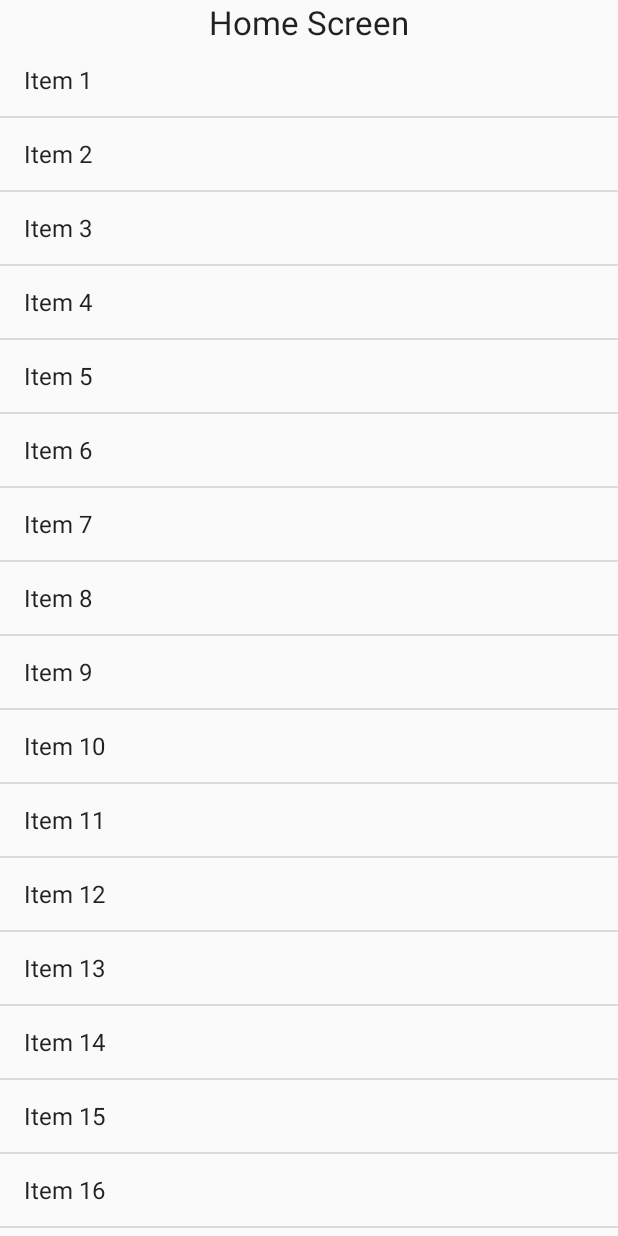
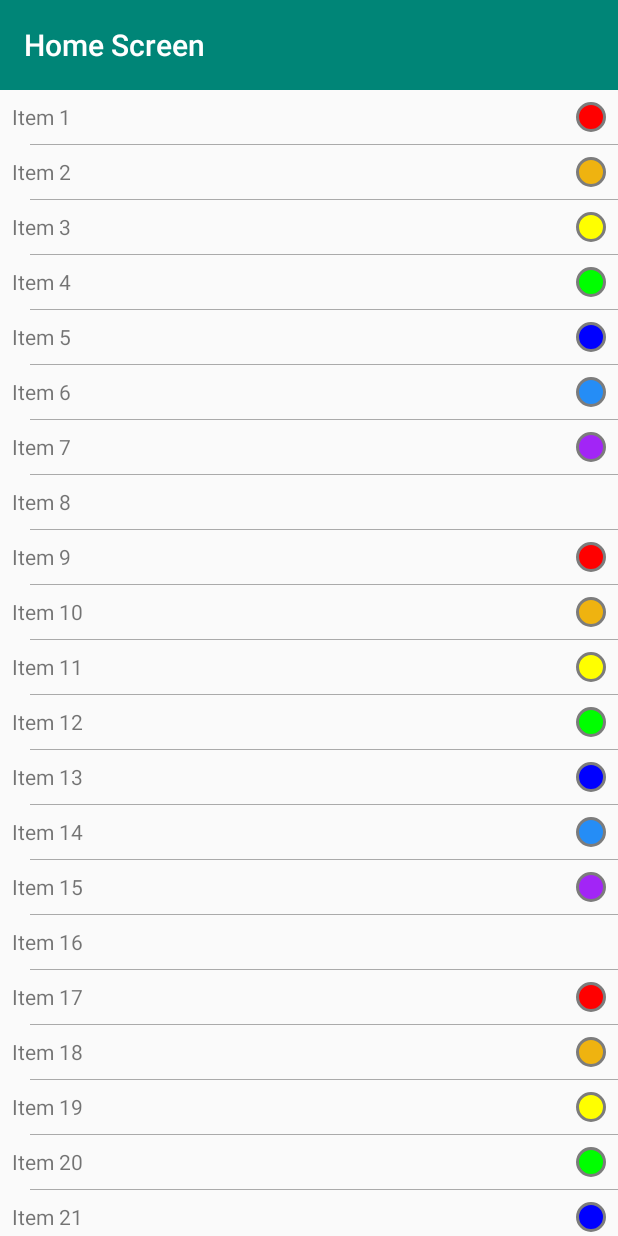
Before and after one commit to gnusinay/App1, an Android app: the screen it shows after launch (HomeActivity), on a phone screen of 412 x 824 dp. Run offline under Robolectric (Android 15) with nearby library versions, the phone set to English and light mode, and no system bars.

Commit message:
Added the adapter for listView on HomeScreen Added the alert dialogs for click and long click by items of listView

```diff
--- a/app/src/main/AndroidManifest.xml
+++ b/app/src/main/AndroidManifest.xml
@@ -7,7 +7,7 @@
         android:icon="@mipmap/ic_launcher"
         android:label="@string/app_name"
         android:supportsRtl="true"
-        android:theme="@style/AppTheme">
+        android:theme="@style/Theme.AppCompat.Light.NoActionBar">
         <activity android:name=".SplashActivity">
             <intent-filter>
                 <action android:name="android.intent.action.MAIN" />
--- a/app/src/main/java/com/mercury/gnusin/app1/HomeActivity.java
+++ b/app/src/main/java/com/mercury/gnusin/app1/HomeActivity.java
@@ -1,26 +1,96 @@
 package com.mercury.gnusin.app1;
 
-import android.app.Activity;
+import android.content.DialogInterface;
 import android.os.Bundle;
-import android.widget.ArrayAdapter;
+import android.support.v7.app.AlertDialog;
+import android.support.v7.app.AppCompatActivity;
+import android.support.v7.widget.Toolbar;
+import android.view.View;
+import android.widget.AdapterView;
+import android.widget.ListAdapter;
 import android.widget.ListView;
 
 import java.util.ArrayList;
 
-public class HomeActivity extends Activity {
+public class HomeActivity extends AppCompatActivity {
+
+    private ArrayList<String> items;
 
     @Override
     protected void onCreate(Bundle savedInstanceState) {
         super.onCreate(savedInstanceState);
-        setContentView(R.layout.activity_home);
+        setContentView(R.layout.a_home);
 
-        ArrayList<String> items = new ArrayList<>(20);
-        for (int i = 1; i <= 20; i++) {
-            items.add("Item " + i);
+        Toolbar toolbar = (Toolbar) findViewById(R.id.toolbar);
+        setSupportActionBar(toolbar);
+
+        if (savedInstanceState == null) {
+            items = new ArrayList<>(20);
+            for (int i = 0; i < 60;) {
+                items.add("Item " + ++i);
+            }
+        } else {
+            items = savedInstanceState.getStringArrayList("items");
         }
 
-        ArrayAdapter<String> adapter = new ArrayAdapter<>(this, android.R.layout.simple_list_item_1, items);
+
+
+        final ListAdapter adapter = new RainbowAdapter(this, items);
         ListView listView = (ListView) findViewById(R.id.listView);
         listView.setAdapter(adapter);
+
+        listView.setOnItemClickListener(new AdapterView.OnItemClickListener() {
+            @Override
+            public void onItemClick(AdapterView<?> adapterView, View view, int i, long l) {
+                AlertDialog.Builder builder = new AlertDialog.Builder(view.getContext());
+                String itemName = (String) adapterView.getAdapter().getItem(i);
+                builder.setMessage(String.format("You selected %s", itemName));
+
+                builder.setPositiveButton("Ok", new DialogInterface.OnClickListener() {
+                    @Override
+                    public void onClick(DialogInterface dialogInterface, int i) {
+                        dialogInterface.cancel();
+                    }
+                });
+                builder.create().show();
+            }
+        });
+
+        listView.setOnItemLongClickListener(new AdapterView.OnItemLongClickListener() {
+            @Override
+            public boolean onItemLongClick(AdapterView<?> adapterView, View view, int i, long l) {
+                final RainbowAdapter listAdapter = (RainbowAdapter) adapterView.getAdapter();
+                final int indexSelectedItems = i;
+                String itemName = (String) listAdapter.getItem(indexSelectedItems);
+                AlertDialog.Builder builder = new AlertDialog.Builder(view.getContext());
+                builder.setMessage(String.format("Do you want to delete %s", itemName));
+
+                builder.setPositiveButton("Ok", new DialogInterface.OnClickListener() {
+                    @Override
+                    public void onClick(DialogInterface dialogInterface, int i) {
+                        listAdapter.removeItem(indexSelectedItems);
+                        listAdapter.notifyDataSetChanged();
+                        dialogInterface.cancel();
+                    }
+                });
+
+                builder.setNegativeButton("No", new DialogInterface.OnClickListener() {
+                    @Override
+                    public void onClick(DialogInterface dialogInterface, int i) {
+                        dialogInterface.cancel();
+                    }
+                });
+                builder.create().show();
+                return true;
+            }
+        });
+
     }
+
+    @Override
+    protected void onSaveInstanceState(Bundle outState) {
+        outState.putStringArrayList("items", items);
+        super.onSaveInstanceState(outState);
+    }
+
 }
--- /dev/null
+++ b/app/src/main/java/com/mercury/gnusin/app1/RainbowAdapter.java
@@ -0,0 +1,73 @@
+package com.mercury.gnusin.app1;
+
+import android.content.Context;
+import android.graphics.Color;
+import android.graphics.drawable.GradientDrawable;
+import android.view.LayoutInflater;
+import android.view.View;
+import android.view.ViewGroup;
+import android.widget.ArrayAdapter;
+import android.widget.BaseAdapter;
+import android.widget.TextView;
+
+import java.lang.ref.WeakReference;
+import java.util.ArrayList;
+
+/**
+ * Created by gnusin on 24.08.2016.
+ */
+public class RainbowAdapter extends BaseAdapter {
+
+    private int[] colors = {Color.RED, Color.rgb(239, 179, 16), Color.YELLOW, Color.GREEN, Color.BLUE, Color.rgb(37, 141, 246), Color.rgb(162, 37, 246) };
+
+    private ArrayList<String> items;
+    private LayoutInflater inflater;
+
+    public RainbowAdapter(Context context, ArrayList<String> items) {
+        super();
+        this.items = items;
+        this.inflater = LayoutInflater.from(context);
+    }
+
+    @Override
+    public int getCount() {
+        return items.size();
+    }
+
+    @Override
+    public Object getItem(int i) {
+        return items.get(i);
+    }
+
+    @Override
+    public long getItemId(int i) {
+        return i;
+    }
+
+    public void removeItem(int i) {
+        items.remove(i);
+    }
+
+    @Override
+    public View getView(int i, View convertView, ViewGroup parent) {
+        View view = convertView;
+        if (view == null) {
+            view = inflater.inflate(R.layout.v_list_item_rainbow, parent, false);
+        }
+
+        TextView textColorItem = (TextView) view.findViewById(R.id.textColorItem);
+        textColorItem.setText((String) getItem(i));
+
+        int indexColor = ++i % 8;
+        if (indexColor != 0) {
+            View iconColorItem = view.findViewById(R.id.iconColorItem);
+            iconColorItem.setVisibility(View.VISIBLE);
+            ((GradientDrawable) iconColorItem.getBackground()).setColor(colors[indexColor - 1]);
+        } else {
+            View iconColorItem = view.findViewById(R.id.iconColorItem);
+            iconColorItem.setVisibility(View.INVISIBLE);
+        }
+
+        return view;
+    }
+}
--- a/app/src/main/java/com/mercury/gnusin/app1/SplashActivity.java
+++ b/app/src/main/java/com/mercury/gnusin/app1/SplashActivity.java
@@ -4,7 +4,6 @@ import android.app.Activity;
 import android.content.Intent;
 import android.os.Handler;
 import android.os.Bundle;
-import android.util.Log;
 
 public class SplashActivity extends Activity {
     private boolean isRunHomeScreen = false;
@@ -12,13 +11,13 @@ public class SplashActivity extends Activity {
     @Override
     protected void onCreate(Bundle savedInstanceState) {
         super.onCreate(savedInstanceState);
-        setContentView(R.layout.activity_splash);
+        setContentView(R.layout.a_splash);
         if (savedInstanceState != null) {
             isRunHomeScreen = savedInstanceState.getBoolean("isRunHomeScreen", false);
         }
 
         //getSupportActionBar().hide();
-        Log.d(getClass().getSimpleName(), String.valueOf(isRunHomeScreen));
+
         if (!isRunHomeScreen) {
             isRunHomeScreen = true;
             new Handler().postDelayed(new Runnable() {
@@ -37,6 +36,5 @@ public class SplashActivity extends Activity {
     protected void onSaveInstanceState(Bundle outState) {
         outState.putBoolean("isRunHomeScreen", isRunHomeScreen);
         super.onSaveInstanceState(outState);
-        Log.d("onSaveInstanceState", String.valueOf(isRunHomeScreen));
     }
 }
--- /dev/null
+++ b/app/src/main/res/drawable/rainbow_view_circle.xml
@@ -0,0 +1,11 @@
+<?xml version="1.0" encoding="utf-8"?>
+<shape xmlns:android="http://schemas.android.com/apk/res/android"
+    android:shape="oval">
+    <stroke
+        android:width="2dp"
+        android:color="#7c7c7c">
+    </stroke>
+    <solid
+        android:color="#ffffff">
+    </solid>
+</shape>
--- /dev/null
+++ b/app/src/main/res/drawable/rainbow_view_divider.xml
@@ -0,0 +1,9 @@
+<?xml version="1.0" encoding="utf-8"?>
+<inset xmlns:android="http://schemas.android.com/apk/res/android"
+    android:insetLeft="20dp">
+    <shape>
+        <solid
+            android:color="@android:color/darker_gray">
+        </solid>
+    </shape>
+</inset>
--- /dev/null
+++ b/app/src/main/res/drawable/rainbow_view_selector.xml
@@ -0,0 +1,7 @@
+<?xml version="1.0" encoding="utf-8"?>
+<selector xmlns:android="http://schemas.android.com/apk/res/android">
+      <item
+        android:drawable="@android:color/holo_green_light"
+        android:state_pressed="true">
+    </item>
+</selector>
--- a/app/src/main/res/layout/activity_home.xml
+++ b/app/src/main/res/layout/a_home.xml
@@ -1,7 +1,9 @@
 <?xml version="1.0" encoding="utf-8"?>
 <RelativeLayout xmlns:android="http://schemas.android.com/apk/res/android"
+    xmlns:app="http://schemas.android.com/apk/res-auto"
     android:layout_width="match_parent"
     android:layout_height="match_parent">
+
 
     <LinearLayout
         android:id="@+id/mainLayout"
@@ -9,20 +11,25 @@
         android:layout_height="match_parent"
         android:gravity="center"
         android:orientation="vertical"
-        android:weightSum="1">
+        android:theme="@style/ThemeOverlay.AppCompat.ActionBar">
 
-        <TextView
-            android:id="@+id/textView2"
-            android:layout_width="wrap_content"
-            android:layout_height="wrap_content"
-            android:text="@string/home_screen"
-            android:textAppearance="?android:attr/textAppearanceLarge" />
+        <android.support.v7.widget.Toolbar
+            android:id="@+id/toolbar"
+            android:layout_width="match_parent"
+            android:layout_height="60dp"
+            android:background="@color/material_deep_teal_500"
+            app:title="@string/home_screen"
+            app:titleTextColor="@android:color/background_light" />
+
 
         <ListView
             android:id="@+id/listView"
             android:layout_width="match_parent"
             android:layout_height="wrap_content"
             android:choiceMode="singleChoice"
+            android:divider="@drawable/rainbow_view_divider"
+            android:dividerHeight="1px"
+            android:listSelector="@drawable/rainbow_view_selector"
             android:overScrollMode="never" />
     </LinearLayout>
 
--- /dev/null
+++ b/app/src/main/res/layout/v_list_item_rainbow.xml
@@ -0,0 +1,20 @@
+<?xml version="1.0" encoding="utf-8"?>
+<LinearLayout xmlns:android="http://schemas.android.com/apk/res/android"
+    android:orientation="horizontal" android:layout_width="match_parent"
+    android:layout_height="wrap_content"
+    android:layout_weight="4"
+    android:padding="8dp">
+
+    <TextView
+        android:id="@+id/textColorItem"
+        android:layout_width="wrap_content"
+        android:layout_height="match_parent"
+        android:layout_weight="3"/>
+
+    <View
+        android:id="@+id/iconColorItem"
+        android:layout_width="20dp"
+        android:layout_height="20dp"
+        android:background="@drawable/rainbow_view_circle"/>
+
+</LinearLayout>
```
Also changed, not shown: app/src/main/java/com/mercury/gnusin/app1/RainbowItem.java (added, +32 -0 lines), app/src/main/res/layout/a_splash.xml (renamed from app/src/main/res/layout/activity_splash.xml).
